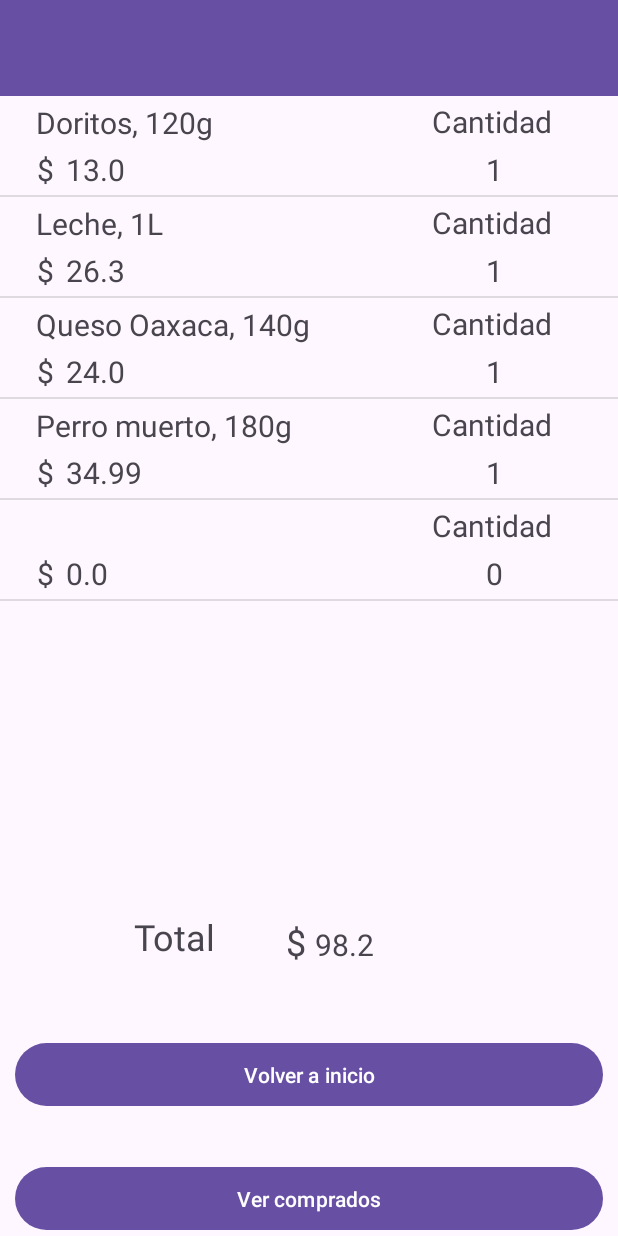
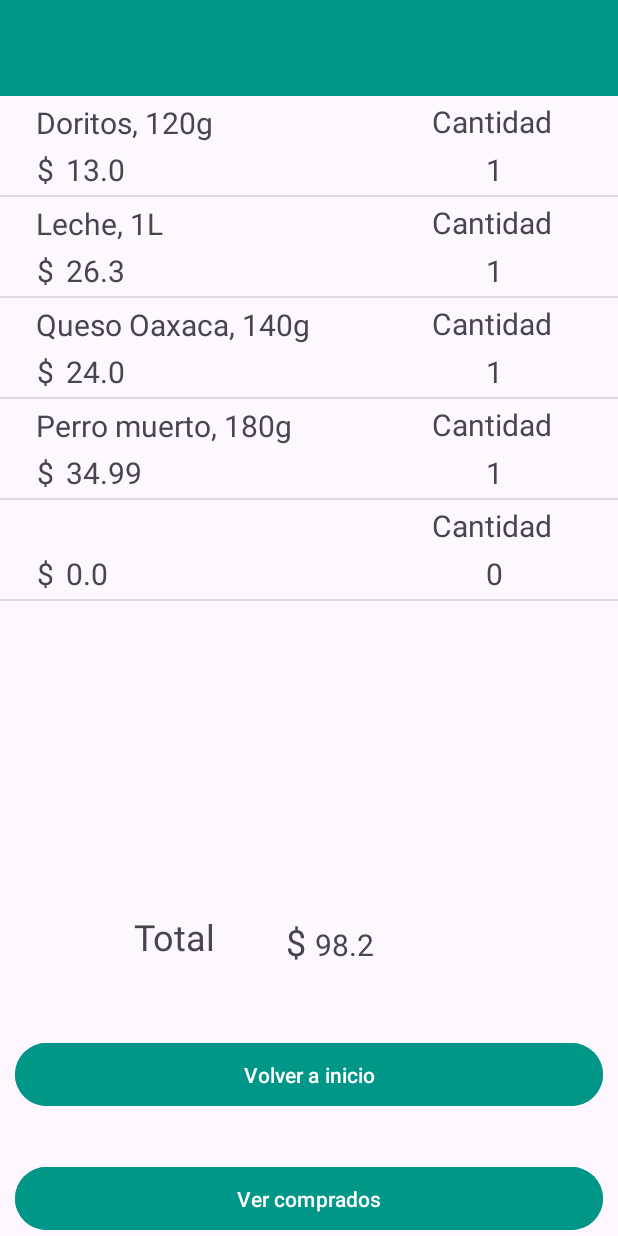
Before and after one commit to UlisesRS1/AppShopList, an Android app: the ScreenDidntPurchased screen opened directly, with no data from a screen before it, on a phone screen of 412 x 824 dp. Run offline under Robolectric (Android 15) with nearby library versions, the phone set to English and light mode, and no system bars.

Commit message:
agregacion de diseño estetico

```diff
--- a/app/src/main/res/layout/activity_add_product.xml
+++ b/app/src/main/res/layout/activity_add_product.xml
@@ -28,6 +28,7 @@
                 android:id="@+id/btnAgregar"
                 android:layout_width="329dp"
                 android:layout_height="54dp"
+                android:backgroundTint="#009688"
                 android:text="Agregar"
                 app:layout_constraintBottom_toTopOf="@+id/guideline29"
                 app:layout_constraintEnd_toStartOf="@+id/guideline28"
@@ -151,6 +152,7 @@
                 android:id="@+id/btnRegresar"
                 android:layout_width="329dp"
                 android:layout_height="54dp"
+                android:backgroundTint="#009688"
                 android:text="Cancelar"
                 app:layout_constraintEnd_toStartOf="@+id/guideline28"
                 app:layout_constraintStart_toStartOf="@+id/guideline27"
--- a/app/src/main/res/layout/activity_update_product.xml
+++ b/app/src/main/res/layout/activity_update_product.xml
@@ -16,7 +16,7 @@
             android:id="@+id/materialToolbar3"
             android:layout_width="match_parent"
             android:layout_height="wrap_content"
-            android:background="?attr/colorPrimary"
+            android:background="#009688"
             android:minHeight="?attr/actionBarSize"
             android:theme="?attr/actionBarTheme" />
 
@@ -109,6 +109,7 @@
                 android:id="@+id/btnModificar"
                 android:layout_width="329dp"
                 android:layout_height="54dp"
+                android:backgroundTint="#009688"
                 android:text="Modificar"
                 app:layout_constraintBottom_toTopOf="@+id/guideline29"
                 app:layout_constraintEnd_toStartOf="@+id/guideline28"
@@ -170,6 +171,7 @@
                 android:id="@+id/btnCancelar"
                 android:layout_width="328dp"
                 android:layout_height="54dp"
+                android:backgroundTint="#009688"
                 android:text="Cancelar"
                 app:layout_constraintBottom_toTopOf="@+id/guideline30"
                 app:layout_constraintEnd_toStartOf="@+id/guideline28"
--- a/app/src/main/res/layout/list_element.xml
+++ b/app/src/main/res/layout/list_element.xml
@@ -26,6 +26,10 @@
         android:layout_height="48dp"
         android:layout_marginTop="4dp"
         android:layout_marginEnd="4dp"
+        android:backgroundTint="#009688"
+        android:buttonTint="#009688"
+        android:foregroundTint="#009688"
+        android:textColorLink="#009688"
         app:layout_constraintBottom_toTopOf="@+id/guideline4"
         app:layout_constraintEnd_toStartOf="@+id/guideline9"
         app:layout_constraintStart_toStartOf="parent"
--- a/app/src/main/res/layout/screen_didnt_purchased.xml
+++ b/app/src/main/res/layout/screen_didnt_purchased.xml
@@ -16,7 +16,7 @@
             android:id="@+id/materialToolbar"
             android:layout_width="match_parent"
             android:layout_height="wrap_content"
-            android:background="?attr/colorPrimary"
+            android:background="#009688"
             android:minHeight="?attr/actionBarSize"
             android:theme="?attr/actionBarTheme" />
 
@@ -120,6 +120,7 @@
         android:id="@+id/btnVerComprados"
         android:layout_width="392dp"
         android:layout_height="50dp"
+        android:backgroundTint="#009688"
         android:text="Ver comprados"
         app:layout_constraintBottom_toBottomOf="parent"
         app:layout_constraintEnd_toEndOf="parent"
@@ -129,6 +130,7 @@
         android:id="@+id/btnInicio"
         android:layout_width="392dp"
         android:layout_height="50dp"
+        android:backgroundTint="#009688"
         android:text="Volver a inicio"
         app:layout_constraintBottom_toTopOf="@+id/btnVerComprados"
         app:layout_constraintEnd_toEndOf="parent"
```
Also changed, not shown: app/src/main/res/mipmap-hdpi/UC enterpice.png (added).
